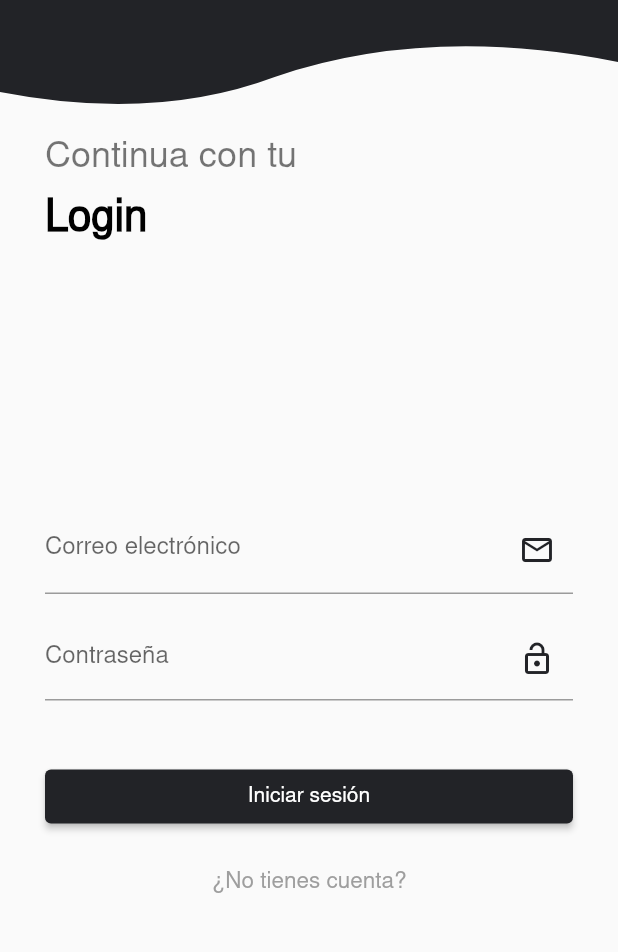
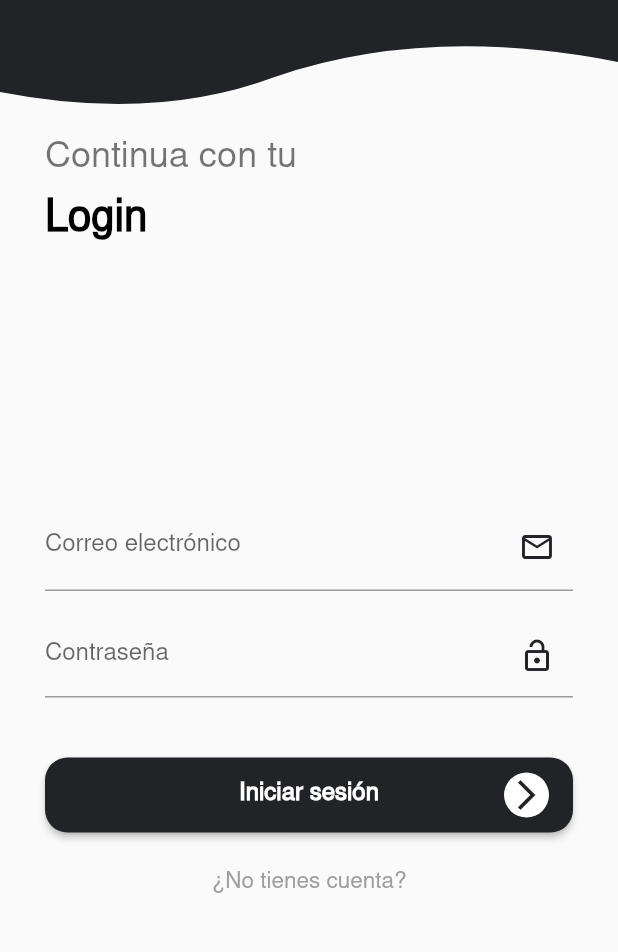
Before and after one commit to alvag/uber_clone_flutter, a Flutter app: the LoginPage screen opened by its route, on a phone screen of 412 x 824 dp, the part 234-1186 px from its top. Run offline on Flutter 3.47's test engine with Material 2 defaults, Android fonts, the phone set to English and light mode, and no system bars; our stand-ins replace flutter_custom_clippers.

Commit message:
Custom button

```diff
--- a/lib/main.dart
+++ b/lib/main.dart
@@ -1,7 +1,7 @@
 import 'package:flutter/material.dart';
-import 'package:uber_clone/pages/home/home_page.dart';
-import 'package:uber_clone/pages/login/login_page.dart';
-import 'package:uber_clone/utils/custom_colors.dart';
+import 'package:uber_clone/src/pages/home/home_page.dart';
+import 'package:uber_clone/src/pages/login/login_page.dart';
+import 'package:uber_clone/src/utils/custom_colors.dart';
 
 void main() {
   runApp(MyApp());
--- a/lib/pages/login/login_page.dart
+++ b/lib/src/pages/login/login_page.dart
@@ -1,6 +1,7 @@
 import 'package:flutter/material.dart';
 import 'package:flutter_custom_clippers/flutter_custom_clippers.dart';
-import 'package:uber_clone/utils/custom_colors.dart';
+import 'package:uber_clone/src/utils/custom_colors.dart';
+import 'package:uber_clone/src/widgets/custom_button.dart';
 
 class LoginPage extends StatefulWidget {
   const LoginPage({Key? key}) : super(key: key);
@@ -41,16 +42,10 @@ class _LoginPageState extends State<LoginPage> {
 
   Widget _loginButton() {
     return Container(
-      width: double.infinity,
       margin: EdgeInsets.symmetric(horizontal: 30, vertical: 25),
-      child: ElevatedButton(
-        onPressed: () {},
-        child: Text('Iniciar sesión'),
-        style: ButtonStyle(
-          backgroundColor: MaterialStateProperty.all<Color>(
-            CustomColors.uberCloneColor,
-          ),
-        ),
+      child: CustomButton(
+        btnColor: CustomColors.uberCloneColor,
+        text: 'Iniciar sesión',
       ),
     );
   }
--- /dev/null
+++ b/lib/src/widgets/custom_button.dart
@@ -0,0 +1,61 @@
+import 'package:flutter/material.dart';
+import 'package:uber_clone/src/utils/custom_colors.dart';
+
+class CustomButton extends StatelessWidget {
+  final Color btnColor;
+  final Color textColor;
+  final String text;
+  final IconData icon;
+
+  CustomButton({
+    this.btnColor = CustomColors.uberCloneColor,
+    required this.text,
+    this.textColor = Colors.white,
+    this.icon = Icons.arrow_forward_ios,
+  });
+
+  @override
+  Widget build(BuildContext context) {
+    final ButtonStyle buttonStyle = ElevatedButton.styleFrom(
+      onPrimary: this.textColor,
+      primary: this.btnColor,
+      shape: const RoundedRectangleBorder(
+        borderRadius: BorderRadius.all(Radius.circular(15)),
+      ),
+    );
+
+    return ElevatedButton(
+      onPressed: () {},
+      child: Stack(
+        children: [
+          Align(
+            alignment: Alignment.center,
+            child: Container(
+              height: 50,
+              alignment: Alignment.center,
+              child: Text(
+                text,
+                style: TextStyle(
+                  fontSize: 16,
+                  fontWeight: FontWeight.bold,
+                ),
+              ),
+            ),
+          ),
+          Align(
+            alignment: Alignment.centerRight,
+            child: Container(
+              height: 50,
+              child: CircleAvatar(
+                radius: 15,
+                child: Icon(icon, color: CustomColors.uberCloneColor),
+                backgroundColor: Colors.white,
+              ),
+            ),
+          )
+        ],
+      ),
+      style: buttonStyle,
+    );
+  }
+}
```
Also changed, not shown: lib/src/pages/home/home_controller.dart (renamed from lib/pages/home/home_controller.dart), lib/src/pages/home/home_page.dart (renamed from lib/pages/home/home_page.dart), lib/src/utils/custom_colors.dart (renamed from lib/utils/custom_colors.dart).
